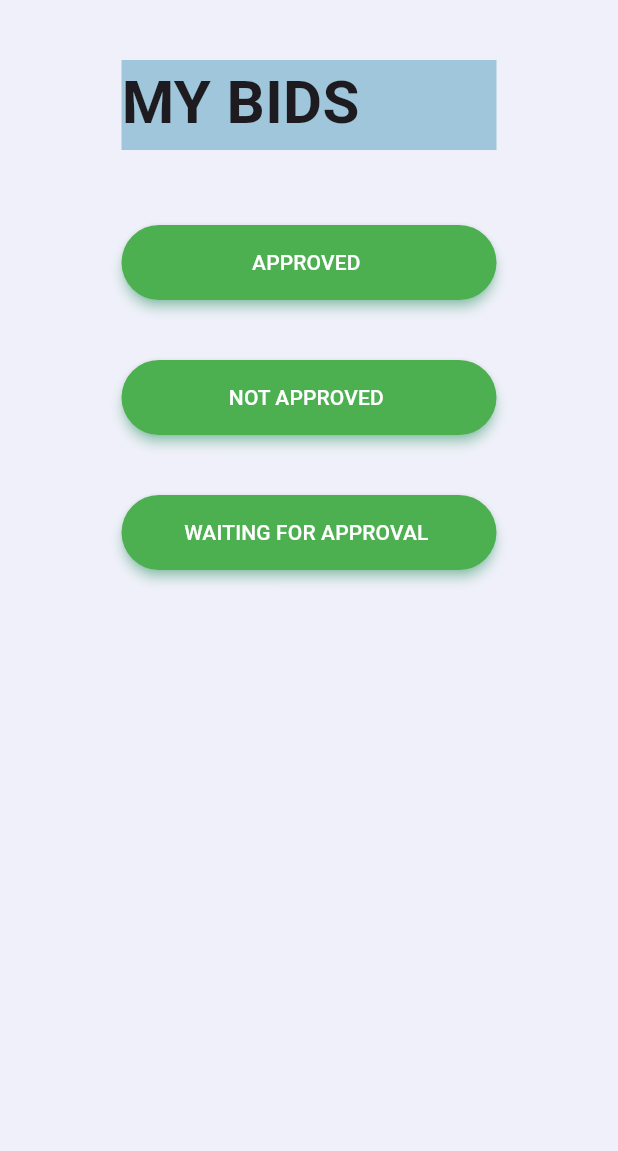
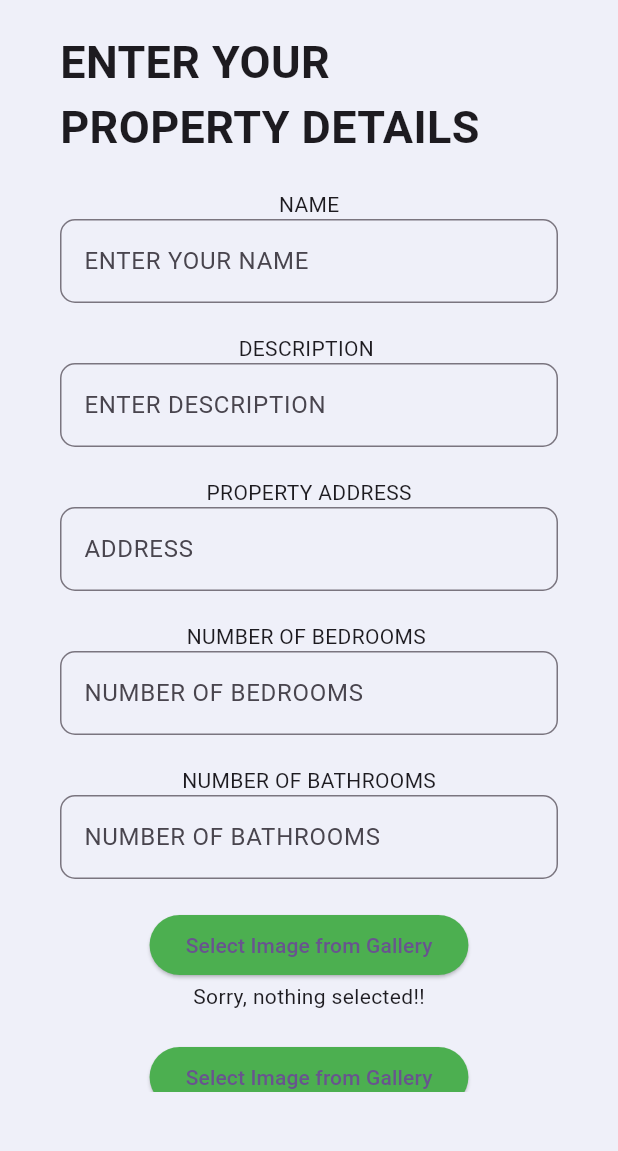
Before and after one commit to sameerhussain3211/SEProjectFrontEnd, a Flutter app: the userHomeScreen screen opened directly, after a tap on an icon or button, on a phone screen of 412 x 824 dp, the part 84-1235 px from its top. Run offline on Flutter 3.47's test engine with Material 3 defaults, Android fonts, the phone set to English and light mode, and no system bars; our stand-ins replace font_awesome_flutter, image_picker.

Commit message:
ADDING create listing screen

```diff
--- a/lib/screens/userScreens/createListingScreens/createListing.dart
+++ b/lib/screens/userScreens/createListingScreens/createListing.dart
@@ -1,108 +1,190 @@
-// import 'dart:io';
-// import 'package:flutter/material.dart';
-// import 'package:image_picker/image_picker.dart';
+import 'dart:io';
+import 'package:app7/screens/userScreens/userHomeScreen.dart';
+import 'package:app7/widgets/SubmitButton.dart';
+import 'package:app7/widgets/textInput.dart';
+import 'package:flutter/material.dart';
+import 'package:image_picker/image_picker.dart';
 
-// void main() => runApp(MaterialApp(
-//       home: Home(),
-//       debugShowCheckedModeBanner: false,
-//     ));
+class createListingScreen extends StatefulWidget {
+  @override
+  State<StatefulWidget> createState() {
+    return _createListingScreen();
+  }
+}
 
-// class Home extends StatefulWidget {
-//   @override
-//   _HomeState createState() => _HomeState();
-// }
+class _createListingScreen extends State<createListingScreen> {
+  File? selectedImage1;
+  File? selectedImage2;
+  File? selectedImage3;
+  File? selectedImage4;
+  File? selectedImage5;
+  final ImagePicker picker = ImagePicker();
 
-// class _HomeState extends State<Home> {
+  var Name = TextEditingController();
+  var description = TextEditingController();
+  var houseAddress = TextEditingController();
+  var bedrooms = TextEditingController();
+  var bathrooms = TextEditingController();
+  var expectedPrice = TextEditingController();
 
-//   XFile? image;
+  @override
+  Widget build(BuildContext context) {
+    return Scaffold(
+        appBar: AppBar(
+          backgroundColor: Color.fromARGB(80, 208, 52, 41),
+          title: Center(child: Text("BidNest")),
+        ),
+        body: Container(
+            color: Color.fromARGB(70, 198, 222, 234),
+            child: Center(
+                child: Container(
+                    margin: EdgeInsets.only(
+                        top: 20, left: 40, right: 40, bottom: 40),
+                    width: (MediaQuery.of(context).size.width) - 50,
+                    child: SingleChildScrollView(
+                        child: Column(children: [
+                      Text(
+                        "ENTER YOUR PROPERTY DETAILS  ",
+                        style: TextStyle(
+                            fontSize: 30, fontWeight: FontWeight.bold),
+                      ),
+                      Container(
+                        height: 20,
+                      ),
+                      Text("NAME"),
+                      textInput(
+                        controller: Name,
+                        hintText: "ENTER YOUR NAME",
+                        borderRadius: 10,
+                        obscure: false,
+                      ),
+                      Container(
+                        height: 20,
+                      ),
+                      Text("DESCRIPTION "),
+                      textInput(
+                        controller: description,
+                        hintText: "ENTER DESCRIPTION",
+                        borderRadius: 10,
+                        obscure: false,
+                      ),
+                      Container(
+                        height: 20,
+                      ),
+                      Text("PROPERTY ADDRESS"),
+                      textInput(
+                        controller: houseAddress,
+                        hintText: "ADDRESS",
+                        borderRadius: 10,
+                        obscure: false,
+                      ),
+                      Container(
+                        height: 20,
+                      ),
+                      Text("NUMBER OF BEDROOMS "),
+                      textInput(
+                        controller: bedrooms,
+                        hintText: "NUMBER OF BEDROOMS",
+                        borderRadius: 10,
+                        obscure: false,
+                      ),
+                      Container(
+                        height: 20,
+                      ),
+                      Text("NUMBER OF BATHROOMS"),
+                      textInput(
+                        controller: bathrooms,
+                        hintText: "NUMBER OF BATHROOMS",
+                        borderRadius: 10,
+                        obscure: true,
+                      ),
+                      Container(
+                        height: 20,
+                      ),
+                      _buildImageSelectionButton(1, selectedImage1),
+                      Container(
+                        height: 20,
+                      ),
+                      _buildImageSelectionButton(2, selectedImage2),
+                      Container(
+                        height: 20,
+                      ),
+                      _buildImageSelectionButton(3, selectedImage3),
+                      Container(
+                        height: 20,
+                      ),
+                      _buildImageSelectionButton(4, selectedImage4),
+                      Container(
+                        height: 20,
+                      ),
+                      _buildImageSelectionButton(5, selectedImage5),
+                      Container(
+                          margin: EdgeInsets.all(15),
+                          child: SubmitButton(
+                              buttonText: "CREATE",
+                              buttonLength: 150,
+                              onPressedCallback: () {
+                                Navigator.push(
+                                  context,
+                                  MaterialPageRoute(
+                                    builder: (context) {
+                                      return userHomeScreen();
+                                    },
+                                  ),
+                                );
+                              }))
+                    ]))))));
+  }
 
-//   final ImagePicker picker = ImagePicker();
+  Future getImage(int buttonNumber) async {
+    final XFile? image = await picker.pickImage(source: ImageSource.gallery);
 
-//   //we can upload image from camera or from gallery based on parameter
-//   Future getImage(ImageSource media) async {
-//     var img = await picker.pickImage(source: media);
+    setState(() {
+      if (image != null) {
+        switch (buttonNumber) {
+          case 1:
+            selectedImage1 = File(image.path);
+            break;
+          case 2:
+            selectedImage2 = File(image.path);
+            break;
+          case 3:
+            selectedImage3 = File(image.path);
+            break;
+          case 4:
+            selectedImage4 = File(image.path);
+            break;
+          case 5:
+            selectedImage5 = File(image.path);
+            break;
+        }
+      } else {
+        ScaffoldMessenger.of(context).showSnackBar(
+          const SnackBar(content: Text('Nothing is selected')),
+        );
+      }
+    });
+  }
 
-//     setState(() {
-//       image = img;
-//     });
-//   }
-
-//   //show popup dialog
-//   void myAlert() {
-//     showDialog(
-//         context: context,
-//         builder: (BuildContext context) {
-//           return AlertDialog(
-//             shape:
-//                 RoundedRectangleBorder(borderRadius: BorderRadius.circular(8)),
-//             title: Text('Please choose media to select'),
-//             content: Container(
-//               height: MediaQuery.of(context).size.height / 6,
-//               child: Column(
-//                 children: [
-//                   ElevatedButton(
-//                     //if user click this button, user can upload image from gallery
-//                     onPressed: () {
-//                       Navigator.pop(context);
-//                       getImage(ImageSource.gallery);
-//                     },
-//                     child: Row(
-//                       children: [
-//                         Icon(Icons.image),
-//                         Text('From Gallery'),
-//                       ],
-//                     ),
-//                   ),
-
-//                 ],
-//               ),
-//             ),
-//           );
-//         });
-//   }
-
-//   @override
-//   Widget build(BuildContext context) {
-//     return Scaffold(
-//       appBar: AppBar(
-//         title: Text('Upload Image'),
-//       ),
-//       body: Center(
-//         child: Column(
-//           mainAxisAlignment: MainAxisAlignment.center,
-//           children: [
-//             ElevatedButton(
-//               onPressed: () {
-//                 myAlert();
-//               },
-//               child: Text('Upload Photo'),
-//             ),
-//             SizedBox(
-//               height: 10,
-//             ),
-//             //if image not null show the image
-//             //if image null show text
-//             // image != null
-//             //     // ? Padding(
-//                 //     padding: const EdgeInsets.symmetric(horizontal: 20),
-//                 //     child: ClipRRect(
-//                 //       borderRadius: BorderRadius.circular(8),
-//                 //       // child: Image.file(
-//                 //       //   //to show image, you type like this.
-//                 //       //   File(image!.path),
-//                 //       //   fit: BoxFit.cover,
-//                 //       //   width: MediaQuery.of(context).size.width,
-//                 //       //   height: 300,
-//                 //       // ),
-//                 //     ),
-//                 //   )
-//                 // : Text(
-//                 //     "No Image",
-//                 //     style: TextStyle(fontSize: 20),
-//                 //   )
-//           ],
-//         ),
-//       ),
-//     );
-//   }
-// }
+  Widget _buildImageSelectionButton(int buttonNumber, File? selectedImage) {
+    return Center(
+      child: Column(
+        mainAxisAlignment: MainAxisAlignment.center,
+        children: [
+          ElevatedButton(
+            style: ButtonStyle(
+              backgroundColor: MaterialStateProperty.all(Colors.green),
+            ),
+            child: const Text('Select Image from Gallery'),
+            onPressed: () {
+              getImage(buttonNumber);
+            },
+          ),
+          selectedImage == null
+              ? const Center(child: Text('Sorry, nothing selected!!'))
+              : Image.network(selectedImage.path),
+        ],
+      ),
+    );
+  }
+}
--- a/lib/screens/userScreens/searchScreens/search.dart
+++ b/lib/screens/userScreens/searchScreens/search.dart
@@ -1,10 +1,7 @@
-import 'package:app7/homescreen1.dart';
 import 'package:app7/screens/userScreens/searchScreens/viewProperty.dart';
 import 'package:app7/widgets/CustomDropDown.dart';
-import 'package:app7/widgets/SubmitButton.dart';
 import 'package:app7/widgets/propertyList.dart';
 import 'package:app7/widgets/rangeSlider.dart';
-import 'package:app7/widgets/textInput.dart';
 import 'package:flutter/material.dart';
 
 class search extends StatefulWidget {
--- a/lib/screens/userScreens/userHomeScreen.dart
+++ b/lib/screens/userScreens/userHomeScreen.dart
@@ -1,5 +1,6 @@
 import 'package:app7/homescreen1.dart';
 import 'package:app7/screens/credentialScreens/loginScreen.dart';
+import 'package:app7/screens/userScreens/createListingScreens/createListing.dart';
 import 'package:app7/screens/userScreens/myBidsScreens/myBidHomepage.dart';
 import 'package:app7/screens/userScreens/searchScreens/search.dart';
 import 'package:font_awesome_flutter/font_awesome_flutter.dart';
@@ -88,7 +89,7 @@ class userHomeScreen extends StatelessWidget {
                   onTap: () {
                     Navigator.push(context,
                         MaterialPageRoute(builder: (context) {
-                      return myBidhomepage();
+                      return createListingScreen();
                     }));
                   },
                   child: Container(
@@ -156,9 +157,13 @@ class userHomeScreen extends StatelessWidget {
                   ),
                 ),
               ),
-
-              Text("LOG OUT", style: TextStyle(fontWeight: FontWeight.bold),),
-               Container(height: 30,),
+              Text(
+                "LOG OUT",
+                style: TextStyle(fontWeight: FontWeight.bold),
+              ),
+              Container(
+                height: 30,
+              ),
             ],
           ),
         ),
```
